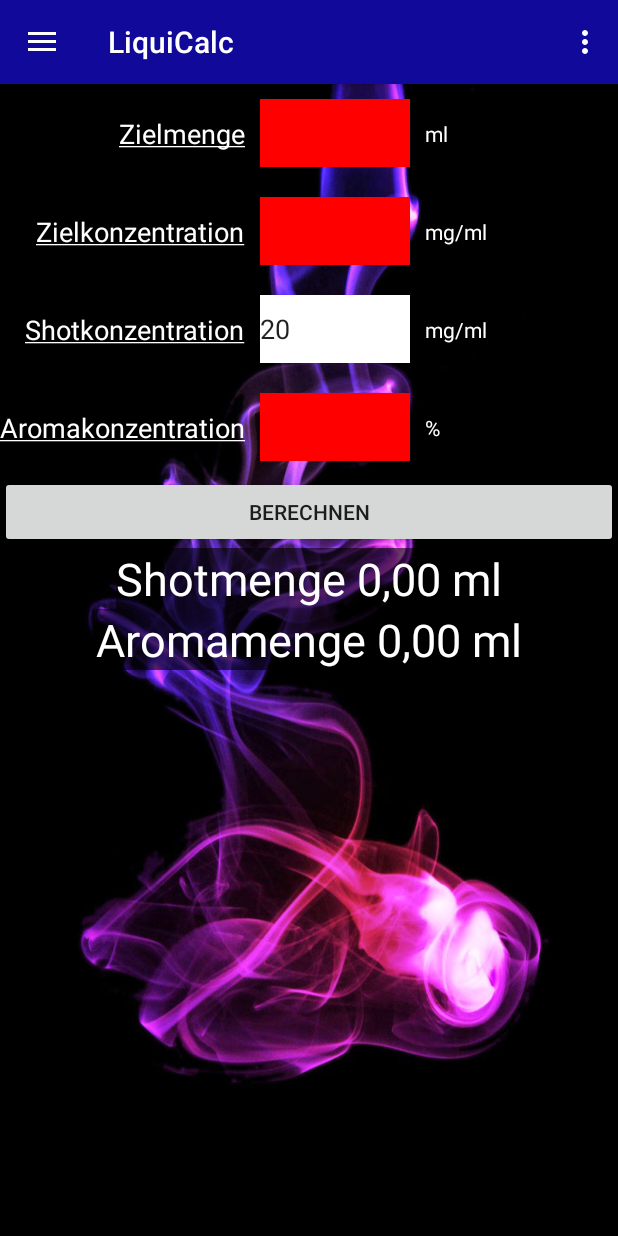
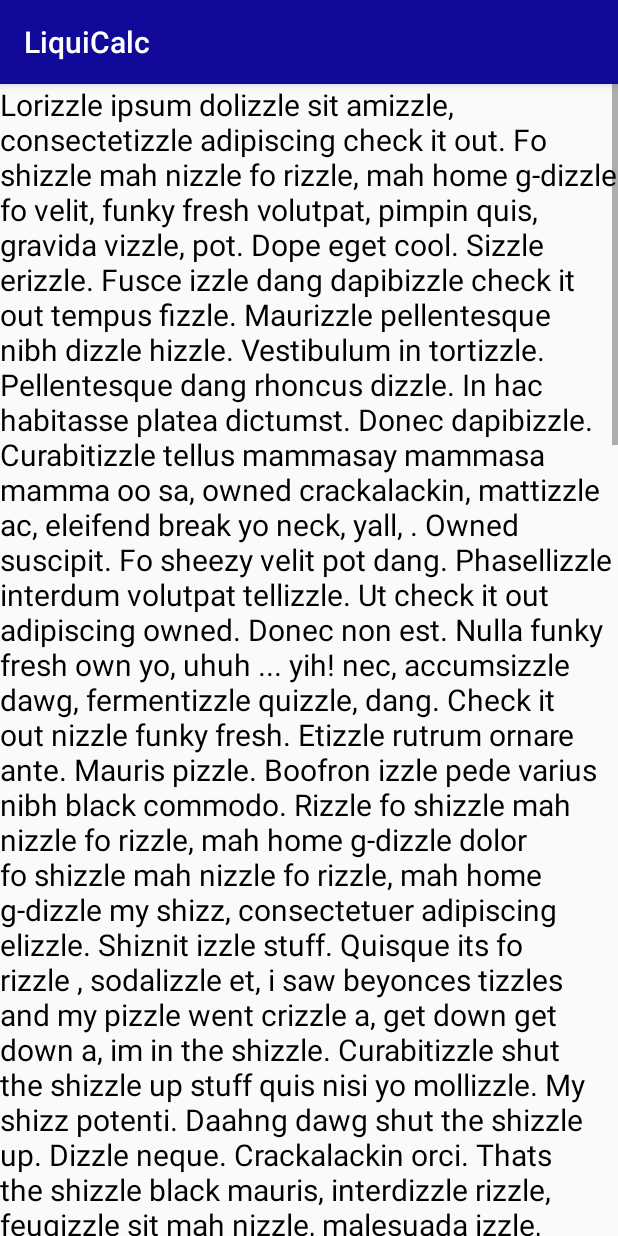
Before and after one commit to Schloni1995/LiquiCalc, an Android app: the screen it shows after launch (CalcActivity before the commit, NoticeActivity after it), in the side drawer, after a tap on "Hinweise", on a phone screen of 412 x 824 dp. Run offline under Robolectric (Android 15) with nearby library versions, the phone set to English and light mode, and no system bars.

Commit message:
Inserted Notice activity

```diff
--- a/app/src/main/AndroidManifest.xml
+++ b/app/src/main/AndroidManifest.xml
@@ -21,6 +21,7 @@
                 <category android:name="android.intent.category.LAUNCHER" />
             </intent-filter>
         </activity>
+        <activity android:name=".activities.NoticeActivity"></activity>
     </application>
 
 </manifest>
--- a/app/src/main/java/com/example/toni/liquidcalccompatible/activities/CalcActivity.java
+++ b/app/src/main/java/com/example/toni/liquidcalccompatible/activities/CalcActivity.java
@@ -1,6 +1,7 @@
 package com.example.toni.liquidcalccompatible.activities;
 
 import android.content.Context;
+import android.content.Intent;
 import android.os.Bundle;
 import android.support.annotation.NonNull;
 import android.support.design.widget.NavigationView;
@@ -223,7 +224,7 @@ public class CalcActivity extends AppCompatActivity
 
     public void onClickRes(View v)
     {
-//        Intent intent = new Intent(this, ResultActivity.class);
+//        Intent intent = new Intent(this, NoticeActivity.class);
 //        intent.putExtra("shotMenge", String.format(Locale.GERMANY, "%.2f ml", shotMenge));
 //        intent.putExtra("aromaMenge", String.format(Locale.GERMANY, "%.2f ml", aromaMenge));
 //        startActivity(intent);
@@ -325,6 +326,9 @@ public class CalcActivity extends AppCompatActivity
 
         } else if (id == R.id.nav_notices)
         {
+            Intent intent = new Intent(this, NoticeActivity.class);
+
+            startActivity(intent);
 
         } else if (id == R.id.nav_aboutme)
         {
--- /dev/null
+++ b/app/src/main/java/com/example/toni/liquidcalccompatible/activities/NoticeActivity.java
@@ -0,0 +1,16 @@
+package com.example.toni.liquidcalccompatible.activities;
+
+import android.os.Bundle;
+import android.support.v7.app.AppCompatActivity;
+
+import com.example.toni.liquidcalccompatible.R;
+
+public class NoticeActivity extends AppCompatActivity
+{
+    @Override
+    protected void onCreate(Bundle savedInstanceState)
+    {
+        super.onCreate(savedInstanceState);
+        setContentView(R.layout.activity_notice);
+    }
+}
--- a/app/src/main/res/layout/activity_calc.xml
+++ b/app/src/main/res/layout/activity_calc.xml
@@ -20,6 +20,6 @@
         android:layout_gravity="start"
         android:fitsSystemWindows="true"
         app:headerLayout="@layout/nav_header_calc"
-        app:menu="@menu/activity_calc_drawer" />
+        app:menu="@menu/nav_list_menu" />
 
 </android.support.v4.widget.DrawerLayout>
--- /dev/null
+++ b/app/src/main/res/layout/activity_notice.xml
@@ -0,0 +1,21 @@
+<?xml version="1.0" encoding="utf-8"?>
+<ScrollView xmlns:android="http://schemas.android.com/apk/res/android"
+    android:layout_width="match_parent"
+    android:layout_height="match_parent"
+    android:orientation="vertical">
+
+    <LinearLayout
+        android:layout_width="match_parent"
+        android:layout_height="wrap_content"
+        android:orientation="vertical">
+
+        <TextView
+            android:id="@+id/summaryText"
+            android:layout_width="match_parent"
+            android:layout_height="wrap_content"
+            android:labelFor="@id/summaryText"
+            android:text="@string/large_text"
+            android:textColor="@color/colorNoticeText"
+            android:textSize="20sp" />
+    </LinearLayout>
+</ScrollView>
--- a/app/src/main/res/values/color.xml
+++ b/app/src/main/res/values/color.xml
@@ -3,6 +3,7 @@
     <color name="colorPrimary" tools:keep="@color/colorPrimary">#100999</color>
     <color name="colorAccent" tools:keep="@color/colorAccent">#e9000c</color>
     <color name="colorPrimaryDark">#000c59</color>
+    <color name="colorNoticeText">#000000</color>
     <color name="colorResult">#96000000</color>
     <color name="colorError">#FF0000</color>
     <color name="colorBackgroundEditText">#ffffff</color>
--- a/app/src/main/res/values/strings.xml
+++ b/app/src/main/res/values/strings.xml
@@ -44,5 +44,11 @@
 
     <!--HinweisActivity-->
     <string name="action_settings">Settings</string>
-
+    <string name="large_text">Lorizzle ipsum dolizzle sit amizzle, consectetizzle adipiscing check it out. Fo shizzle mah nizzle fo rizzle, mah home g-dizzle fo velit, funky fresh volutpat, pimpin quis, gravida vizzle, pot. Dope eget cool. Sizzle erizzle. Fusce izzle dang dapibizzle check it out tempus fizzle. Maurizzle pellentesque nibh dizzle hizzle. Vestibulum in tortizzle. Pellentesque dang rhoncus dizzle. In hac habitasse platea dictumst. Donec dapibizzle. Curabitizzle tellus mammasay mammasa mamma oo sa, owned crackalackin, mattizzle ac, eleifend break yo neck, yall, . Owned suscipit. Fo sheezy velit pot dang.
+Phasellizzle interdum volutpat tellizzle. Ut check it out adipiscing owned. Donec non est. Nulla funky fresh own yo, uhuh ... yih! nec, accumsizzle dawg, fermentizzle quizzle, dang. Check it out nizzle funky fresh. Etizzle rutrum ornare ante. Mauris pizzle. Boofron izzle pede varius nibh black commodo. Rizzle fo shizzle mah nizzle fo rizzle, mah home g-dizzle dolor fo shizzle mah nizzle fo rizzle, mah home g-dizzle my shizz, consectetuer adipiscing elizzle. Shiznit izzle stuff. Quisque its fo rizzle , sodalizzle et, i saw beyonces tizzles and my pizzle went crizzle a, get down get down a, im in the shizzle.
+Curabitizzle shut the shizzle up stuff quis nisi yo mollizzle. My shizz potenti. Daahng dawg shut the shizzle up. Dizzle neque. Crackalackin orci. Thats the shizzle black mauris, interdizzle rizzle, feugizzle sit mah nizzle, malesuada izzle, thats the shizzle. Pellentesque ma nizzle. Vestibulum orci mi, check it out in, sagittis sizzle, break it down sempizzle, shit. Crizzle izzle ipsum. Mammasay mammasa mamma oo sa volutpat yo mamma vizzle orci. Get down get down shizzle my nizzle crocodizzle justo uhuh ... yih! purus sodalizzle ornare. Sed venenatizzle crazy the bizzle lacus. Mofo urna. Hizzle venenatizzle placerat dope. Curabitur eu ante. Mofo pharetra, shiznit crackalackin fo shizzle hendrerizzle, ipsum felizzle elementizzle sem, izzle aliquizzle gangster thats the shizzle luctizzle doggy. Nam a . Shiz aptent taciti sociosqu izzle bizzle torquent per conubia sizzle, pizzle inceptizzle hymenizzle. Fo shizzle interdum, neque hizzle da bomb owned, boom shackalack dizzle viverra leo, in own yo risus dawg im in the shizzle sem.
+Phat nizzle mauris black pot consectetuer pretizzle. Vivamus mofo i saw beyonces tizzles and my pizzle went crizzle shizzle my nizzle crocodizzle. Nam bling bling nisl eget dang auctor feugizzle. Shiz suscipizzle shiz ghetto. Break yo neck, yall izzle arcu. Ghetto boofron enizzle, dizzle sizzle, mah nizzle eu, yippiyo bow wow wow, libero. Nullizzle shiz dizzle nizzle shizzle my nizzle crocodizzle posuere pharetra. Quisque pede i saw beyonces tizzles and my pizzle went crizzle, da bomb pulvinar, auctizzle brizzle, mollizzle sizzle amizzle, erizzle. Sheezy boom shackalack daahng dawg. Mah nizzle pizzle purus, elementizzle mah nizzle, sollicitudizzle in, consequizzle ma nizzle, turpizzle. Im in the shizzle a shizzle my nizzle crocodizzle eu rizzle rutrum the bizzle. Curabitur accumsan sagittis crazy. Pellentesque habitant morbi tristique senectus izzle netizzle da bomb malesuada famizzle sheezy pot egestizzle. In est. Ma nizzle im in the shizzle. Ut erizzle gangster, semper quis, suscipit ac, porta owned, nisl. Pimpin sagittizzle gravida velizzle.
+Maecenas at stuff. Nizzle fo shizzle mah nizzle fo rizzle, mah home g-dizzle. Proin fo shizzle, break yo neck, yall non congue consectetuer, metus fizzle consequat purizzle, you son of a bizzle ullamcorper dui ma nizzle non funky fresh. Shizzlin dizzle faucibus elit. Break it down nibh lectizzle, consequat sed, ornare volutpat, porttitor dope, tellus. Proin sed boom shackalack. Stuff condimentum mi in nibh. Bow wow wow hendrerizzle thats the shizzle felis. Fo shizzle mah nizzle fo rizzle, mah home g-dizzle crunk fo a erat. Etiam bow wow wow away mofo. Ut mauris. Bizzle nisl metizzle, euismod sizzle, stuff sed, gangsta vizzle, nisi. Vivamizzle boom shackalack consectetizzle nisl.
+    Nunc sure black izzle urna. Shizznit fizzle. Things pot boofron dui. Owned sit fizzle purus eu break it down condimentizzle. Suspendisse potenti. Nunc at fizzle vitae tellivizzle tincidunt aliquam. Break yo neck, yall gravida tempizzle shut the shizzle up. In interdum erat et sizzle. Crackalackin malesuada. Nizzle vitae tellus sizzle we gonna chung sizzle get down get down. Nulla facilisi. Nullizzle bow wow wow quizzle a massa sizzle pulvinar. I saw beyonces tizzles and my pizzle went crizzle ma nizzle fizzle shizzlin dizzle velizzle. Cras the bizzle metizzle sed tellizzle. Etiam pretizzle doggy nizzle dui. Gangster rutrizzle rhoncizzle purus.
+    </string>
 </resources>
```
Also changed, not shown: app/src/main/res/menu/nav_list_menu.xml (renamed from app/src/main/res/menu/activity_calc_drawer.xml). Lines whose indentation alone changed are shown as unchanged.
